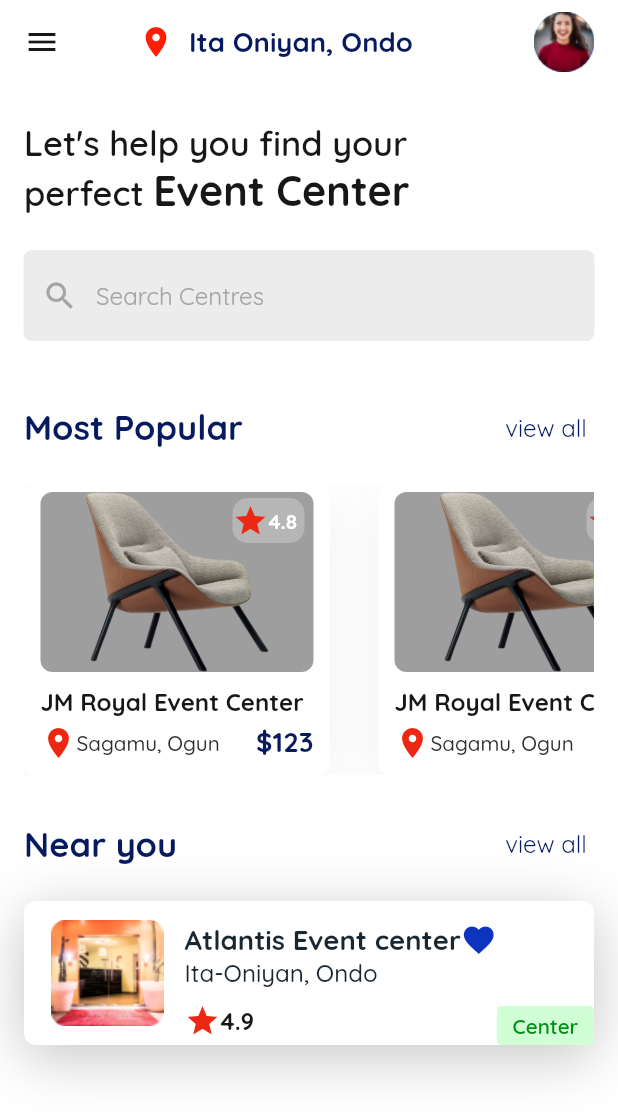
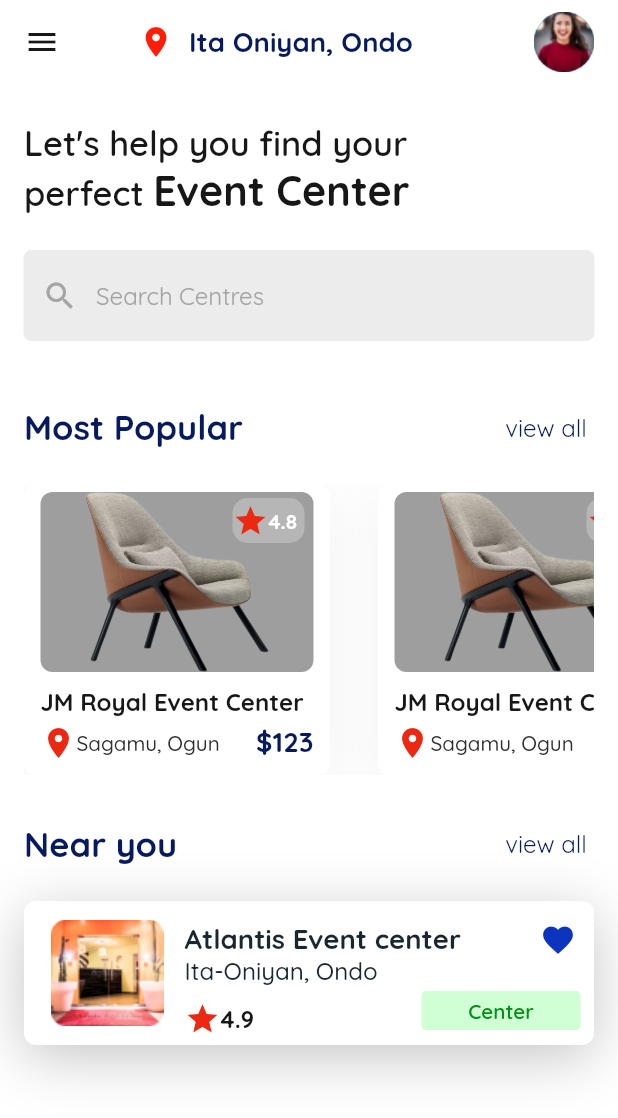
Before and after one commit to sobuur0/kumvent, a Flutter app: the HomePage screen opened directly, on a phone screen of 412 x 824 dp. Shown: the top 1118 px of the screen. Run offline on Flutter 3.47's test engine with Material 2 defaults, Android fonts, the phone set to English and light mode, and no system bars; our stand-ins replace flutter_screenutil, google_fonts.

Commit message:
fix issues with events_near_you_container

```diff
--- a/lib/presentation/pages/homepage.dart
+++ b/lib/presentation/pages/homepage.dart
@@ -145,10 +145,13 @@ class _HomePageState extends State<HomePage> {
                   )
                 ],
               ),
-              child: Row(
+              child: Stack(
+                children: [
+                  Row(
                     children: [
                       Padding(
-                    padding: const EdgeInsets.fromLTRB(18.0, 12.0, 14.0, 12.0),
+                        padding:
+                            const EdgeInsets.fromLTRB(18.0, 12.0, 14.0, 12.0),
                         child: Image.asset('images/atlantis_center.png'),
                       ),
                       Column(
@@ -163,10 +166,6 @@ class _HomePageState extends State<HomePage> {
                                   color: kNeutralColor,
                                   fontSize: 16.0,
                                 ),
-                          ),
-                          const Icon(
-                            Icons.favorite,
-                            color: Color(0xFF0D34BF),
                               ),
                             ],
                           ),
@@ -195,20 +194,35 @@ class _HomePageState extends State<HomePage> {
                           ),
                         ],
                       ),
-                  Expanded(
-                    child: Column(
+                    ],
+                  ),
+                  Column(
                     mainAxisAlignment: MainAxisAlignment.end,
                     children: [
-                        const Padding(
-                          padding: EdgeInsets.only(
-                            right: 9.0,
-                            bottom: 16.0,
+                      const Align(
+                        alignment: Alignment.topRight,
+                        child: Padding(
+                          padding: EdgeInsets.symmetric(
+                            horizontal: 12.0,
+                            vertical: 14.0,
+                          ),
+                          child: Icon(
+                            Icons.favorite,
+                            color: Color(0xFF0D34BF),
                           ),
                         ),
-                        Container(
+                      ),
+                      const Spacer(),
+                      Align(
+                        alignment: Alignment.bottomRight,
+                        child: Container(
                           height: 26.0,
                           width: 106.0,
                           padding: const EdgeInsets.only(top: 5.0),
+                          margin: const EdgeInsets.only(
+                            right: 9.0,
+                            bottom: 10.0,
+                          ),
                           decoration: BoxDecoration(
                             color: kCenterAvailableIndicatorColor,
                             borderRadius: BorderRadius.circular(3.0),
@@ -222,8 +236,8 @@ class _HomePageState extends State<HomePage> {
                             ),
                           ),
                         ),
+                      ),
                     ],
-                    ),
                   ),
                 ],
               ),
```
Lines whose indentation alone changed are shown as unchanged.
